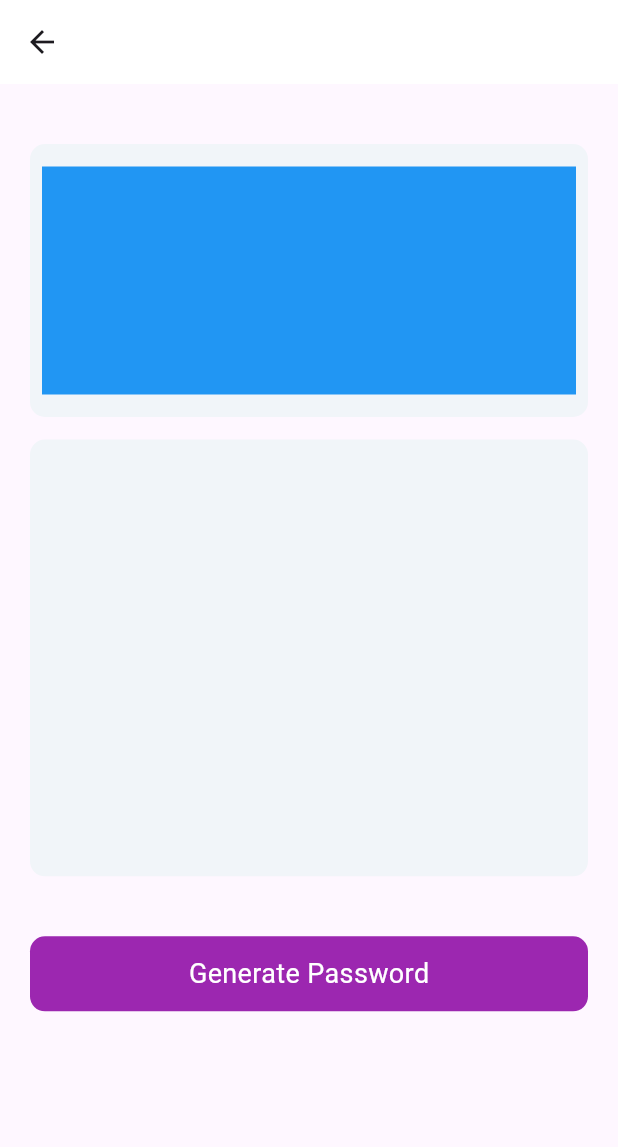
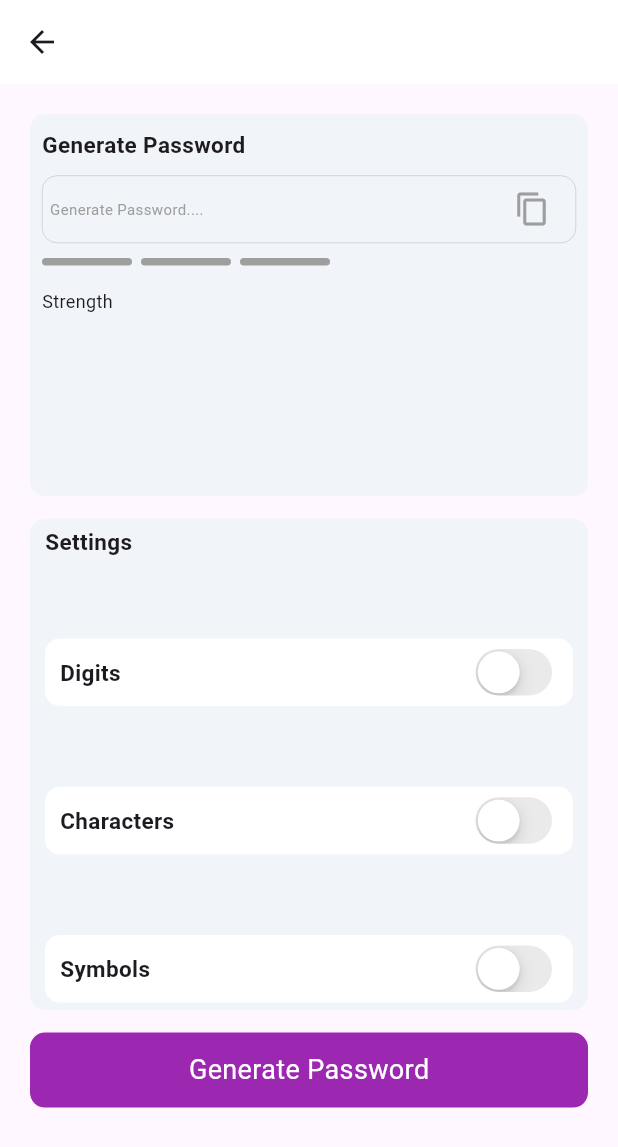
Before and after one commit to akored3/koda_school_password_generator, a Flutter app: the SmallScreen screen opened directly, after a tap on "Generate Password", on a phone screen of 412 x 824 dp. Shown: the top 1147 px of the screen. Run offline on Flutter 3.47's test engine with Material 3 defaults, Android fonts, the phone set to English and light mode, and no system bars; our stand-ins replace bloc, flutter_bloc, flutter_riverpod, hooks_riverpod.

Commit message:
generated password screen

```diff
--- a/lib/password_settings_screen/small_screens.dart
+++ /dev/null
@@ -1,83 +0,0 @@
-import 'package:flutter/material.dart';
-import 'package:password_generator/constants.dart';
-import 'package:password_generator/utils/button.dart';
-
-class SmallScreen extends StatefulWidget {
-  const SmallScreen({super.key});
-
-  @override
-  State<SmallScreen> createState() => _SmallScreenState();
-}
-
-class _SmallScreenState extends State<SmallScreen> {
-  @override
-  Widget build(BuildContext context) {
-    return Scaffold(
-      appBar: AppBar(
-        leading: IconButton(
-          onPressed: () {},
-          icon: const Icon(
-            Icons.arrow_back,
-          ),
-        ),
-        backgroundColor: Colors.white,
-        elevation: 0,
-      ),
-      body: Padding(
-        padding: const EdgeInsets.symmetric(
-          horizontal: 20,
-          vertical: 20,
-        ),
-        child: LayoutBuilder(builder: (context, constraints) {
-          double containerWidth = constraints.maxWidth;
-          double containerHeight = constraints.maxHeight;
-
-          return Column(
-            children: [
-              const SizedBox(
-                height: 20,
-              ),
-              Container(
-                height: containerHeight * 0.25,
-                width: containerWidth,
-                decoration: BoxDecoration(
-                  borderRadius: BorderRadius.circular(10),
-                  color: lightGreyShade,
-                ),
-                child: Padding(
-                  padding: const EdgeInsets.symmetric(
-                    horizontal: 8,
-                    vertical: 15,
-                  ),
-                  child: Container(
-                    color: Colors.blue,
-                  ),
-                ),
-              ),
-              const SizedBox(
-                height: 15,
-              ),
-              Container(
-                height: containerHeight * 0.40,
-                width: 400,
-                decoration: BoxDecoration(
-                  borderRadius: BorderRadius.circular(10),
-                  color: lightGreyShade,
-                ),
-              ),
-              const SizedBox(
-                height: 40,
-              ),
-              BouncingButton(
-                onTap: () {},
-                text: 'Generate Password',
-                color: purple,
-                borderRadius: 10,
-              )
-            ],
-          );
-        }),
-      ),
-    );
-  }
-}
--- /dev/null
+++ b/lib/password_settings_screens/small_screens.dart
@@ -0,0 +1,402 @@
+import 'package:flutter/material.dart';
+import 'package:hooks_riverpod/hooks_riverpod.dart';
+import 'package:password_generator/constants.dart';
+import 'package:password_generator/providers/password_provider.dart';
+import 'package:password_generator/providers/slider_providers.dart';
+import 'package:password_generator/providers/switch_providers.dart';
+import 'package:password_generator/service/password_generator.dart';
+import 'package:password_generator/utils/button.dart';
+import 'package:password_generator/widgets/charater_settings.dart';
+
+class SmallScreen extends ConsumerWidget {
+  SmallScreen({super.key});
+
+  String? password = 'Generate Password';
+  PasswordGenerator passwordGenerator = PasswordGenerator();
+
+  String passwordStrength = '';
+
+  @override
+  Widget build(BuildContext context, WidgetRef ref) {
+    password = ref.watch(passwordProvider);
+
+    Color firstSliderColor = ref.watch(firstSliderProvider);
+    Color secondSliderColor = ref.watch(secondSliderProvider);
+    Color thirdSliderColor = ref.watch(thirdSliderProvider);
+
+    bool digitSwitchValue = ref.watch(digitSwitchProvider);
+    bool characterSwitchValue = ref.watch(characterSwitchProvider);
+    bool specialCharacterSwitchValue =
+        ref.watch(specialCharacterSwitchProvider);
+
+    String _passwordStrength() {
+      if (firstSliderColor == grey &&
+          secondSliderColor == grey &&
+          thirdSliderColor == grey) {
+        passwordStrength = 'Strength';
+      } else if (firstSliderColor == redShade &&
+          secondSliderColor == grey &&
+          thirdSliderColor == grey) {
+        passwordStrength = 'Weak';
+      } else if (firstSliderColor == orangeShade &&
+          secondSliderColor == orangeShade &&
+          thirdSliderColor == grey) {
+        passwordStrength = 'Medium';
+      } else if (firstSliderColor == greenShade &&
+          secondSliderColor == greenShade &&
+          thirdSliderColor == greenShade) {
+        passwordStrength = 'Strong';
+      }
+      return passwordStrength;
+    }
+
+    return Scaffold(
+      appBar: AppBar(
+        leading: IconButton(
+          onPressed: () {
+            Navigator.pop(context);
+          },
+          icon: const Icon(
+            Icons.arrow_back,
+          ),
+        ),
+        backgroundColor: Colors.white,
+        elevation: 0,
+      ),
+      body: Padding(
+        padding: const EdgeInsets.symmetric(
+          horizontal: 20,
+          vertical: 20,
+        ),
+        child: LayoutBuilder(builder: (context, constraints) {
+          double containerWidth = constraints.maxWidth;
+          double containerHeight = constraints.maxHeight;
+
+          return Column(
+            children: [
+              // const SizedBox(
+              //   height: 20,
+              // ),
+              Container(
+                height: containerHeight * 0.35,
+                width: containerWidth,
+                decoration: BoxDecoration(
+                  borderRadius: BorderRadius.circular(10),
+                  color: lightGreyShade,
+                ),
+                child: Padding(
+                  padding: const EdgeInsets.symmetric(
+                    horizontal: 8,
+                    vertical: 10,
+                  ),
+                  child: Column(
+                    crossAxisAlignment: CrossAxisAlignment.start,
+                    children: [
+                      const Text(
+                        'Generate Password',
+                        style: TextStyle(
+                          fontWeight: FontWeight.bold,
+                          fontSize: 15,
+                        ),
+                      ),
+                      const SizedBox(height: 10),
+                      Container(
+                        height: 45,
+                        width: containerWidth,
+                        decoration: BoxDecoration(
+                            borderRadius: BorderRadius.circular(10),
+                            border: Border.all(
+                              color: grey,
+                              width: 0.25,
+                            )),
+                        child: Padding(
+                          padding: const EdgeInsets.only(left: 5, right: 5),
+                          child: Center(
+                            child: Row(
+                              mainAxisAlignment: MainAxisAlignment.spaceBetween,
+                              children: [
+                                Text(
+                                  password ?? '',
+                                  style: TextStyle(color: grey, fontSize: 10),
+                                ),
+                                IconButton(
+                                  onPressed: () {},
+                                  icon: const Icon(Icons.copy),
+                                  color: grey,
+                                )
+                              ],
+                            ),
+                          ),
+                        ),
+                      ),
+                      const SizedBox(height: 10),
+                      Row(
+                        children: [
+                          GestureDetector(
+                            onHorizontalDragUpdate: (details) {
+                              if (details.primaryDelta! > 0) {
+                                ref
+                                    .read(firstSliderProvider.notifier)
+                                    .changeColor(redShade);
+                                ref
+                                    .read(secondSliderProvider.notifier)
+                                    .changeColor(grey);
+                                ref
+                                    .read(thirdSliderProvider.notifier)
+                                    .changeColor(grey);
+                                ref
+                                    .read(passwordProvider.notifier)
+                                    .showPassword(
+                                        passwordGenerator.generateWeakPassword(
+                                            includeDigits: digitSwitchValue,
+                                            includeCharacters:
+                                                characterSwitchValue,
+                                            includeSymbols:
+                                                specialCharacterSwitchValue));
+                              } else {
+                                ref
+                                    .read(passwordProvider.notifier)
+                                    .resetPassword();
+                                ref
+                                    .read(firstSliderProvider.notifier)
+                                    .resetColor(grey);
+                                ref
+                                    .read(secondSliderProvider.notifier)
+                                    .resetColor(grey);
+                                ref
+                                    .read(thirdSliderProvider.notifier)
+                                    .resetColor(grey);
+                              }
+                            },
+                            child: Container(
+                                height: 5,
+                                width: 60,
+                                decoration: BoxDecoration(
+                                  borderRadius: BorderRadius.circular(10),
+                                  color: firstSliderColor,
+                                )),
+                          ),
+                          const SizedBox(
+                            width: 6,
+                          ),
+                          GestureDetector(
+                            onHorizontalDragUpdate: (details) {
+                              if (details.primaryDelta! > 0) {
+                                ref
+                                    .read(firstSliderProvider.notifier)
+                                    .changeColor(orangeShade);
+                                ref
+                                    .read(secondSliderProvider.notifier)
+                                    .changeColor(orangeShade);
+                                ref
+                                    .read(thirdSliderProvider.notifier)
+                                    .changeColor(grey);
+                                ref
+                                    .read(passwordProvider.notifier)
+                                    .showPassword(passwordGenerator
+                                        .generateMediumPassword(
+                                            includeDigits: digitSwitchValue,
+                                            includeCharacters:
+                                                characterSwitchValue,
+                                            includeSymbols:
+                                                specialCharacterSwitchValue));
+                              } else {
+                                ref
+                                    .read(passwordProvider.notifier)
+                                    .showPassword(
+                                        passwordGenerator.generateWeakPassword(
+                                            includeDigits: digitSwitchValue,
+                                            includeCharacters:
+                                                characterSwitchValue,
+                                            includeSymbols:
+                                                specialCharacterSwitchValue));
+                                ref
+                                    .read(thirdSliderProvider.notifier)
+                                    .resetColor(grey);
+                                ref
+                                    .read(secondSliderProvider.notifier)
+                                    .resetColor(grey);
+                                ref
+                                    .read(firstSliderProvider.notifier)
+                                    .changeColor(redShade);
+                              }
+                            },
+                            child: Container(
+                                height: 5,
+                                width: 60,
+                                decoration: BoxDecoration(
+                                  borderRadius: BorderRadius.circular(10),
+                                  color: secondSliderColor,
+                                )),
+                          ),
+                          const SizedBox(
+                            width: 6,
+                          ),
+                          GestureDetector(
+                            onHorizontalDragUpdate: (details) {
+                              if (details.primaryDelta! > 0) {
+                                ref
+                                    .read(firstSliderProvider.notifier)
+                                    .changeColor(greenShade);
+                                ref
+                                    .read(secondSliderProvider.notifier)
+                                    .changeColor(greenShade);
+                                ref
+                                    .read(thirdSliderProvider.notifier)
+                                    .changeColor(greenShade);
+                                ref
+                                    .read(passwordProvider.notifier)
+                                    .showPassword(passwordGenerator
+                                        .generateStrongPassword(
+                                            includeDigits: digitSwitchValue,
+                                            includeCharacters:
+                                                characterSwitchValue,
+                                            includeSymbols:
+                                                specialCharacterSwitchValue));
+                              } else {
+                                ref
+                                    .read(passwordProvider.notifier)
+                                    .showPassword(passwordGenerator
+                                        .generateMediumPassword(
+                                            includeDigits: digitSwitchValue,
+                                            includeCharacters:
+                                                characterSwitchValue,
+                                            includeSymbols:
+                                                specialCharacterSwitchValue));
+                                ref
+                                    .read(thirdSliderProvider.notifier)
+                                    .resetColor(grey);
+                                ref
+                                    .read(secondSliderProvider.notifier)
+                                    .resetColor(orangeShade);
+                                ref
+                                    .read(firstSliderProvider.notifier)
+                                    .changeColor(orangeShade);
+                              }
+                            },
+                            child: Container(
+                                height: 5,
+                                width: 60,
+                                decoration: BoxDecoration(
+                                  borderRadius: BorderRadius.circular(10),
+                                  color: thirdSliderColor,
+                                )),
+                          )
+                        ],
+                      ),
+                      const SizedBox(
+                        height: 15,
+                      ),
+                      Text(
+                        _passwordStrength(),
+                        style: const TextStyle(fontSize: 12),
+                      )
+                    ],
+                  ),
+                ),
+              ),
+              const SizedBox(
+                height: 15,
+              ),
+              //SETTINGS
+              Container(
+                height: containerHeight * 0.45,
+                width: containerWidth,
+                decoration: BoxDecoration(
+                  borderRadius: BorderRadius.circular(10),
+                  color: lightGreyShade,
+                ),
+                child: Padding(
+                  padding: const EdgeInsets.symmetric(
+                    horizontal: 10,
+                    vertical: 5,
+                  ),
+                  child: Column(
+                    crossAxisAlignment: CrossAxisAlignment.start,
+                    mainAxisAlignment: MainAxisAlignment.spaceBetween,
+                    children: [
+                      const Text('Settings',
+                          style: TextStyle(
+                            fontWeight: FontWeight.bold,
+                            fontSize: 15,
+                          )),
+                      CharacterSettings(
+                          containerWidth: containerWidth,
+                          containerHeight: 45,
+                          label: 'Digits',
+                          switchValue: digitSwitchValue,
+                          turnOnSwitch: () {
+                            final switchNotifier =
+                                ref.watch(digitSwitchProvider.notifier);
+                            switchNotifier.toggleDigitSwitch();
+                          }),
+                      CharacterSettings(
+                          containerWidth: containerWidth,
+                          containerHeight: 45,
+                          label: 'Characters',
+                          switchValue: characterSwitchValue,
+                          turnOnSwitch: () {
+                            final switchNotifier =
+                                ref.watch(characterSwitchProvider.notifier);
+                            switchNotifier.toggleCharacterSwitch();
+                          }),
+                      CharacterSettings(
+                          containerWidth: containerWidth,
+                          containerHeight: 45,
+                          label: 'Symbols',
+                          switchValue: specialCharacterSwitchValue,
+                          turnOnSwitch: () {
+                            final switchNotifier = ref
+                                .watch(specialCharacterSwitchProvider.notifier);
+                            switchNotifier.toggleSpecialCharacterSwitch();
+                          }),
+                    ],
+                  ),
+                ),
+              ),
+              const SizedBox(
+                height: 15,
+              ),
+              BouncingButton(
+                onTap: () {
+                  if (firstSliderColor == grey &&
+                      secondSliderColor == grey &&
+                      thirdSliderColor == grey) {
+                    password = ref.watch(passwordProvider);
+                  } else if (firstSliderColor == redShade &&
+                      secondSliderColor == grey &&
+                      thirdSliderColor == grey) {
+                    password = ref.read(passwordProvider.notifier).showPassword(
+                        passwordGenerator.generateWeakPassword(
+                            includeDigits: digitSwitchValue,
+                            includeCharacters: characterSwitchValue,
+                            includeSymbols: specialCharacterSwitchValue));
+                  } else if (firstSliderColor == orangeShade &&
+                      secondSliderColor == orangeShade &&
+                      thirdSliderColor == grey) {
+                    password = ref.read(passwordProvider.notifier).showPassword(
+                        passwordGenerator.generateMediumPassword(
+                            includeDigits: digitSwitchValue,
+                            includeCharacters: characterSwitchValue,
+                            includeSymbols: specialCharacterSwitchValue));
+                  } else if (firstSliderColor == greenShade &&
+                      secondSliderColor == greenShade &&
+                      thirdSliderColor == greenShade) {
+                    password = ref.read(passwordProvider.notifier).showPassword(
+                        passwordGenerator.generateStrongPassword(
+                            includeDigits: digitSwitchValue,
+                            includeCharacters: characterSwitchValue,
+                            includeSymbols: specialCharacterSwitchValue));
+                  }
+                },
+                text: 'Generate Password',
+                color: purple,
+                borderRadius: 10,
+              )
+            ],
+          );
+        }),
+      ),
+    );
+  }
+}
```
Also changed, not shown: lib/generated_password_screens/normal_generated_password_screen.dart (added, +67 -0 lines), lib/generated_password_screens/small_generated_password_screen.dart (added, +11 -0 lines), lib/password_settings_screens/normal_screens.dart (renamed from lib/password_settings_screen/riverpod_normal_screen.dart, +12 -6 lines), lib/views/generated_password_view.dart (added, +20 -0 lines), lib/views/password_generator_view.dart (+5 -10 lines).
